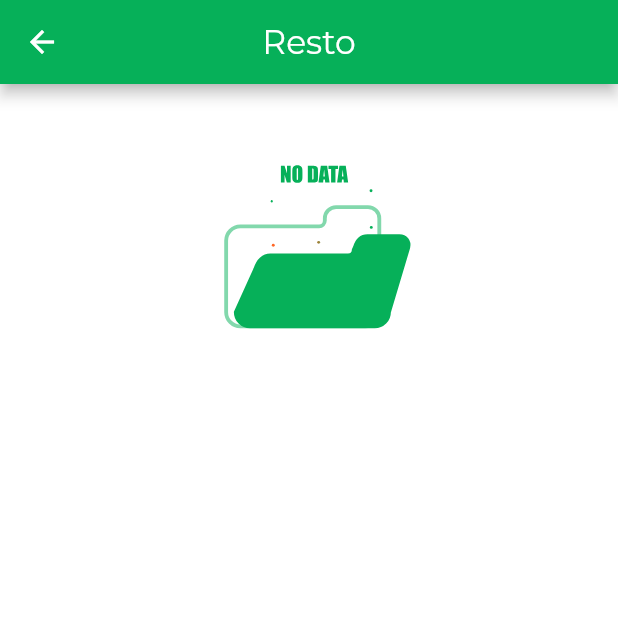
After one commit to Trace2Treat/Application, a Flutter app: the DashboardPage screen opened directly, after a tap on "Order", on a phone screen of 412 x 824 dp, the top half of it. The commit adds this screen. Run offline on Flutter 3.47's test engine with Material 3 defaults, Android fonts, the phone set to English and light mode, and no system bars; our stand-ins replace carousel_slider, connectivity_plus, file_picker, firebase_core, firebase_storage, geocoding and 5 more; missing offline and left inert: animated_snack_bar, bottom_navigation_view, flutter_barcode_scanner; accounts and stored records are empty; network calls fail.

Commit message:
update restaurant feature

```diff
--- a/lib/pages/dashboard_page.dart
+++ b/lib/pages/dashboard_page.dart
@@ -1,5 +1,6 @@
 import 'package:flutter/material.dart';
 import 'package:carousel_slider/carousel_slider.dart';
+import 'restaurants_page.dart';
 import 'exchangedetail_page.dart';
 import 'exchangelist_page.dart';
 import '../themes/app_colors.dart';
@@ -180,7 +181,16 @@ class _DashboardPageState extends State<DashboardPage> {
                                         ),
                                         Positioned(
                                           right: 0,
-                                          child: SizedBox(
+                                          child: GestureDetector(
+                                            onTap: (){
+                                              Navigator.push(
+                                                context,
+                                                MaterialPageRoute(
+                                                  builder: (context) => const RestaurantsPage(),
+                                                ),
+                                              );
+                                            },
+                                            child: SizedBox(
                                             height: 40,
                                             child: Card(
                                               shape: RoundedRectangleBorder(
@@ -204,6 +214,7 @@ class _DashboardPageState extends State<DashboardPage> {
                                               ),
                                             ),
                                           ),
+                                          )
                                         ),
                                       ],
                                     ),
--- /dev/null
+++ b/lib/pages/restaurants_page.dart
@@ -0,0 +1,117 @@
+import 'package:flutter/material.dart';
+import 'refresh_page.dart';
+import 'exchangedetail_page.dart';
+import 'home_page.dart';
+import '../services/restaurant_service.dart';
+import '../themes/app_colors.dart';
+import '../themes/empty_data.dart';
+
+class RestaurantsPage extends StatefulWidget {
+  const RestaurantsPage({Key? key}) : super(key: key);
+
+  @override
+  State<RestaurantsPage> createState() => _RestaurantsPageState();
+}
+
+class _RestaurantsPageState extends State<RestaurantsPage> {
+  final RestaurantService controller = RestaurantService();
+
+  @override
+  Widget build(BuildContext context) {
+    return Scaffold(
+      appBar: AppBar(
+        leading: IconButton(
+          icon: const Icon(Icons.arrow_back),
+          onPressed: () {
+            Navigator.push(
+              context,
+              MaterialPageRoute(builder: (context) => const HomePage()),
+            );
+          },
+        ),
+        centerTitle: true,
+        title: const Text('Resto'),
+      ),
+      body: Stack(
+        children: [
+          Container(
+            color: Colors.white,
+          ),
+          ListView(
+            children: [
+              FutureBuilder<List<Map<String, dynamic>>>(
+                future: controller.getRestaurantList(),
+                builder: (context, snapshot) {
+                  if (snapshot.connectionState == ConnectionState.waiting) {
+                    return const Center(child: CircularProgressIndicator());
+                  } else if (snapshot.hasError) {
+                    return const EmptyData();
+                  } else if (snapshot.data == null) {
+                    return const EmptyData();
+                  } else {
+                    List<Map<String, dynamic>> restaurantList = snapshot.data!;
+                    restaurantList.sort((a, b) => a['name'].compareTo(b['name']));
+
+                    return ListView.builder(
+                      shrinkWrap: true,
+                      physics: const NeverScrollableScrollPhysics(),
+                      itemCount: restaurantList.length,
+                      itemBuilder: (context, index) {
+                        return Container(
+                          margin: const EdgeInsets.symmetric(horizontal: 16, vertical: 6),
+                          padding: const EdgeInsets.all(16),
+                          decoration: BoxDecoration(
+                            color: AppColors.grey,
+                            borderRadius: BorderRadius.circular(16),
+                          ),
+                          child: Row(
+                            children: [
+                              ClipRRect(
+                                borderRadius: BorderRadius.circular(14),
+                                child: Image.network(restaurantList[index]['logo'], height: 100, width: 100),
+                              ),
+                              const SizedBox(width: 16),
+                              Column(
+                                crossAxisAlignment: CrossAxisAlignment.start,
+                                children: [
+                                  Text(restaurantList[index]['name'], style: TextStyle(fontWeight: FontWeight.bold)),
+                                  Text(restaurantList[index]['description'], style: TextStyle(fontWeight: FontWeight.normal)),
+                                ],
+                              ),
+                              Spacer(),
+                              IconButton(
+                                onPressed: () {
+                                  // navigate to detail
+                                  // Navigator.push(
+                                  //   context,
+                                  //   MaterialPageRoute(
+                                  //     builder: (context) => ExchangeDetailPage(
+                                  //       selectedData: trashList[index],
+                                  //     ),
+                                  //   ),
+                                  // );
+                                },
+                                icon: const Icon(Icons.arrow_right_alt_rounded)
+                              )
+                            ]
+                          )
+                        );
+                      },
+                    );
+                  }
+                },
+              ),
+            ],
+          ),
+          // ongoing here
+          // Positioned(
+          //   left: 16,
+          //   right: 16,
+          //   bottom: 26,
+          //   child:
+          // ),
+        ]
+      )
+    );
+  }
+}
--- /dev/null
+++ b/lib/services/restaurant_service.dart
@@ -0,0 +1,46 @@
+import 'package:http/http.dart' as http;
+import 'api_config.dart';
+import 'dart:convert';
+import '../utils/session_manager.dart';
+
+class RestaurantService {
+  bool isLoading = false;
+
+  Future<List<Map<String, dynamic>>> getRestaurantList() async {
+    final String accessToken = SessionManager().getAccess() ?? '';
+
+    final baseUrl = Uri.parse('${AppConfig.apiBaseUrl}/api/restaurant');
+
+    try {
+      final response = await http.get(
+        baseUrl,
+        headers: {'Authorization': 'Bearer $accessToken'},
+      );
+
+      if (response.statusCode == 200) {
+        final trashDataList = json.decode(response.body)['data'];
+
+        return List<Map<String, dynamic>>.from(trashDataList.map((trashData) {
+          return {
+            'id': trashData['id'],
+            'name': trashData['name'],
+            'description': trashData['description'],
+            'address': trashData['address'],
+            'latitude': trashData['latitude'],
+            'longitude': trashData['longitude'],
+            'phone': trashData['phone'],
+            'logo': trashData['logo'],
+          };
+        }));
+      } else {
+        print('Failed to get restaurant list - Status Code: ${response.statusCode}');
+        print('Response Body: ${response.body}');
+        throw Exception('Failed to get restaurant list');
+      }
+    } catch (e) {
+      print('Exception: $e');
+      print('aksessnya $accessToken');
+      throw Exception('Failed to get restaurant list');
+    }
+  }
+}
```
